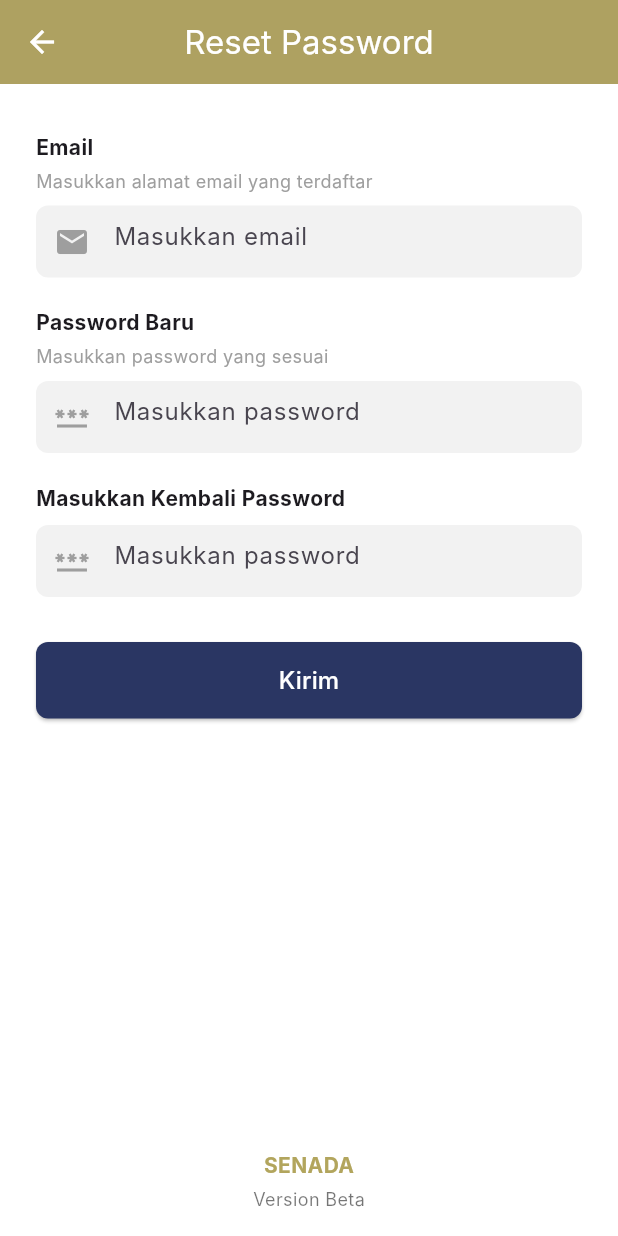
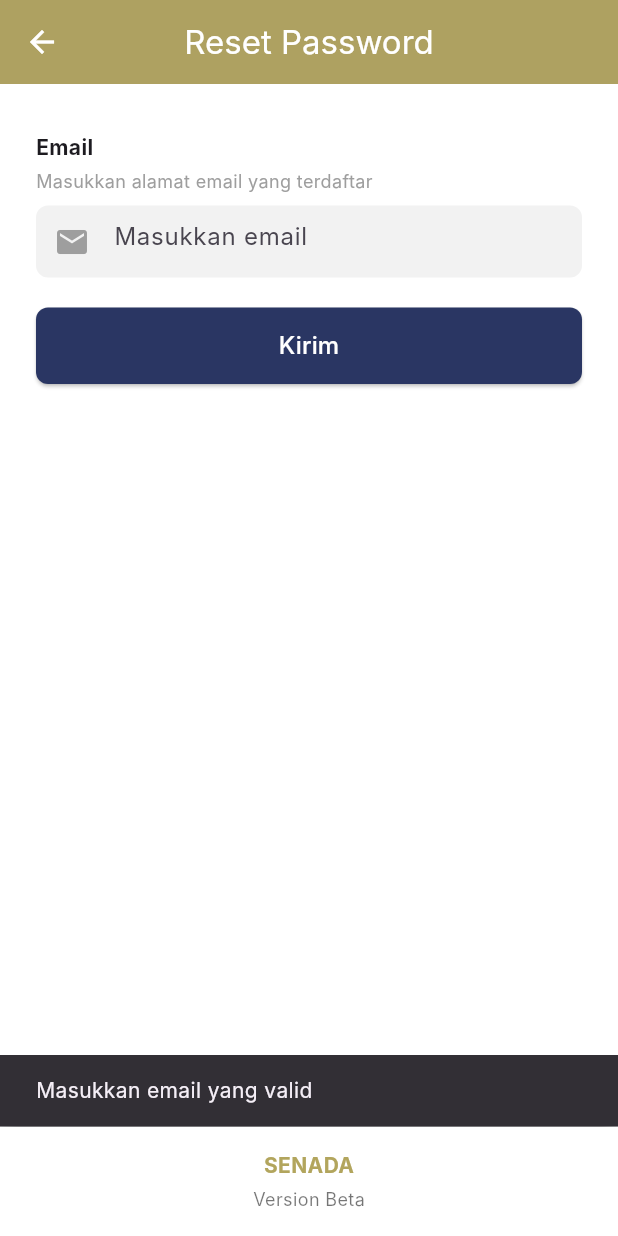
Before and after one commit to agunglaksonoputra/senada-project, a Flutter app: the ResetPassword screen opened by its route, after a tap on "Kirim", on a phone screen of 412 x 824 dp. Run offline on Flutter 3.47's test engine with Material 3 defaults, Android fonts, the phone set to English and light mode, and no system bars; our stand-ins replace email_validator, flutter_dotenv, supabase_flutter; accounts and stored records are empty; network calls fail; Roboto replaces fonts that are missing (Inter).

Commit message:
menambahkan fitur auth

```diff
--- a/lib/screens/auth/ResetPassword.dart
+++ b/lib/screens/auth/ResetPassword.dart
@@ -1,7 +1,53 @@
 import 'package:flutter/material.dart';
+import 'package:senada/services/Auth/auth_service.dart'; // pastikan path sesuai
+import 'package:email_validator/email_validator.dart'; // install package ini
 
-class ResetPassword extends StatelessWidget {
+class ResetPassword extends StatefulWidget {
   const ResetPassword({super.key});
+
+  @override
+  State<ResetPassword> createState() => _ResetPasswordState();
+}
+
+class _ResetPasswordState extends State<ResetPassword> {
+  final TextEditingController emailController = TextEditingController();
+  final authService = AuthService();
+  bool isLoading = false;
+
+  void _handleResetPassword() async {
+    final email = emailController.text.trim();
+
+    if (email.isEmpty || !EmailValidator.validate(email)) {
+      ScaffoldMessenger.of(context).showSnackBar(
+        const SnackBar(content: Text('Masukkan email yang valid')),
+      );
+      return;
+    }
+
+    setState(() {
+      isLoading = true;
+    });
+
+    try {
+      await authService.resetPassword(email: email);
+
+      ScaffoldMessenger.of(context).showSnackBar(
+        const SnackBar(
+          content: Text('Link reset password telah dikirim ke email'),
+        ),
+      );
+
+      Navigator.pop(context);
+    } catch (e) {
+      ScaffoldMessenger.of(
+        context,
+      ).showSnackBar(SnackBar(content: Text('Gagal reset password: $e')));
+    }
+
+    setState(() {
+      isLoading = false;
+    });
+  }
 
   @override
   Widget build(BuildContext context) {
@@ -27,7 +73,6 @@ class ResetPassword extends StatelessWidget {
         child: Column(
           crossAxisAlignment: CrossAxisAlignment.start,
           children: [
-            // Email Field
             const Text('Email', style: TextStyle(fontWeight: FontWeight.bold)),
             const SizedBox(height: 4),
             const Text(
@@ -35,44 +80,12 @@ class ResetPassword extends StatelessWidget {
               style: TextStyle(fontSize: 12, color: Colors.grey),
             ),
             const SizedBox(height: 8),
-            _buildInputField(icon: Icons.email, hintText: 'Masukkan email'),
-
+            _buildInputField(
+              icon: Icons.email,
+              hintText: 'Masukkan email',
+              controller: emailController,
+            ),
             const SizedBox(height: 20),
-
-            // Password Baru
-            const Text(
-              'Password Baru',
-              style: TextStyle(fontWeight: FontWeight.bold),
-            ),
-            const SizedBox(height: 4),
-            const Text(
-              'Masukkan password yang sesuai',
-              style: TextStyle(fontSize: 12, color: Colors.grey),
-            ),
-            const SizedBox(height: 8),
-            _buildInputField(
-              icon: Icons.password,
-              hintText: 'Masukkan password',
-              isPassword: true,
-            ),
-
-            const SizedBox(height: 20),
-
-            // Konfirmasi Password
-            const Text(
-              'Masukkan Kembali Password',
-              style: TextStyle(fontWeight: FontWeight.bold),
-            ),
-            const SizedBox(height: 8),
-            _buildInputField(
-              icon: Icons.password,
-              hintText: 'Masukkan password',
-              isPassword: true,
-            ),
-
-            const SizedBox(height: 30),
-
-            // Button Kirim
             SizedBox(
               width: double.infinity,
               child: ElevatedButton(
@@ -83,13 +96,14 @@ class ResetPassword extends StatelessWidget {
                     borderRadius: BorderRadius.circular(8),
                   ),
                 ),
-                onPressed: () {
-                  // Kirim permintaan reset password
-                },
-                child: const Text(
-                  'Kirim',
-                  style: TextStyle(fontSize: 16, color: Colors.white),
-                ),
+                onPressed: isLoading ? null : _handleResetPassword,
+                child:
+                    isLoading
+                        ? const CircularProgressIndicator(color: Colors.white)
+                        : const Text(
+                          'Kirim',
+                          style: TextStyle(fontSize: 16, color: Colors.white),
+                        ),
               ),
             ),
           ],
@@ -121,7 +135,7 @@ class ResetPassword extends StatelessWidget {
   Widget _buildInputField({
     required IconData icon,
     required String hintText,
-    bool isPassword = false,
+    TextEditingController? controller,
   }) {
     return Container(
       decoration: BoxDecoration(
@@ -129,12 +143,13 @@ class ResetPassword extends StatelessWidget {
         borderRadius: BorderRadius.circular(8),
       ),
       child: TextField(
-        obscureText: isPassword,
+        controller: controller,
         decoration: InputDecoration(
           prefixIcon: Icon(icon, color: Colors.grey),
           hintText: hintText,
           border: InputBorder.none,
         ),
+        keyboardType: TextInputType.emailAddress,
       ),
     );
   }
--- /dev/null
+++ b/lib/services/Auth/auth_service.dart
@@ -0,0 +1,43 @@
+import 'package:supabase_flutter/supabase_flutter.dart';
+
+class AuthService {
+  final supabase = Supabase.instance.client;
+
+  // Login
+  Future<AuthResponse> login({
+    required String email,
+    required String password,
+  }) async {
+    final response = await supabase.auth.signInWithPassword(
+      email: email,
+      password: password,
+    );
+    return response;
+  }
+
+  // Register
+  Future<AuthResponse> register({
+    required String fullName,
+    required String phoneNumber,
+    required String email,
+    required String password,
+    required String confirmPassword,
+  }) async {
+    if (password != confirmPassword) {
+      throw const AuthException('Password tidak cocok');
+    }
+
+    final response = await supabase.auth.signUp(
+      email: email,
+      password: password,
+      data: {'full_name': fullName, 'phone_number': phoneNumber},
+    );
+
+    return response;
+  }
+
+  // Reset Password
+  Future<void> resetPassword({required String email}) async {
+    await supabase.auth.resetPasswordForEmail(email);
+  }
+}
--- a/pubspec.yaml
+++ b/pubspec.yaml
@@ -11,6 +11,7 @@ dependencies:
     sdk: flutter
   flutter_dotenv: ^5.2.1
   supabase_flutter: ^2.8.4
+  email_validator: ^2.1.17
 
 dev_dependencies:
   flutter_test:
```
Also changed, not shown: lib/main.dart (+4 -4 lines), lib/models/auth/auth.dart (added, +15 -0 lines), lib/screens/HomePage/homepage_screen.dart (+10 -4 lines), lib/screens/auth/Login.dart (+61 -13 lines), lib/screens/auth/Register.dart (+78 -25 lines), lib/models/events/event.dart (line endings or trailing spaces), pubspec.lock.
